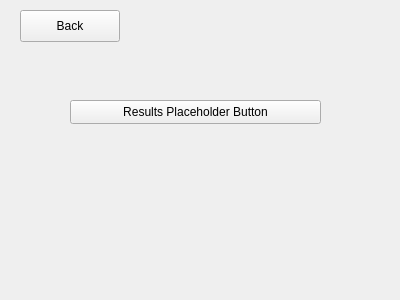
The window that A8EduApp/resultswidget.ui (University-of-Utah-CS3505/a9-edu-app-f24-00Calvin00) describes before a commit, drawn with Qt 5.
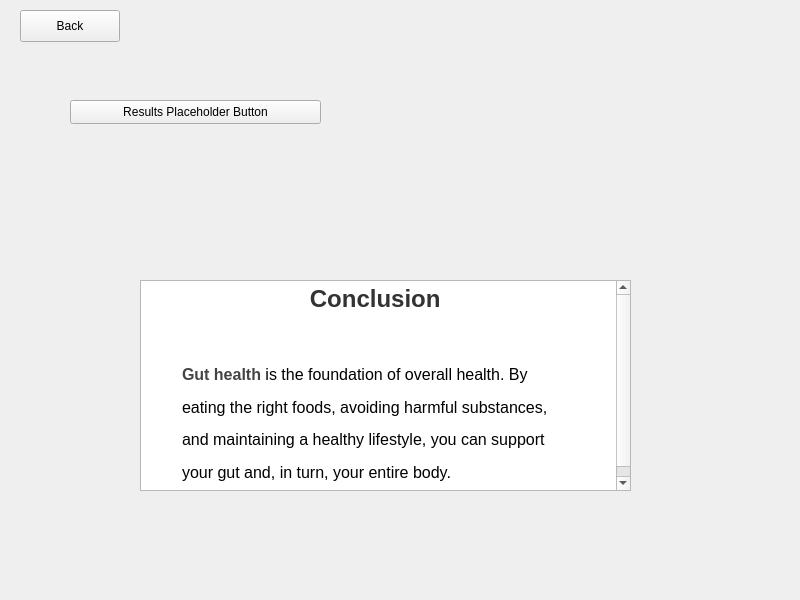
The same window after the commit.

Diff of the .ui file:
```diff
--- a/A8EduApp/resultswidget.ui
+++ b/A8EduApp/resultswidget.ui
@@ -6,8 +6,8 @@
    <rect>
     <x>0</x>
     <y>0</y>
-    <width>400</width>
-    <height>300</height>
+    <width>800</width>
+    <height>600</height>
    </rect>
   </property>
   <property name="windowTitle">
@@ -39,6 +39,27 @@
     <string>Back</string>
    </property>
   </widget>
+  <widget class="QTextBrowser" name="textBrowser">
+   <property name="geometry">
+    <rect>
+     <x>140</x>
+     <y>280</y>
+     <width>491</width>
+     <height>211</height>
+    </rect>
+   </property>
+   <property name="html">
+    <string>&lt;!DOCTYPE HTML PUBLIC &quot;-//W3C//DTD HTML 4.0//EN&quot; &quot;http://www.w3.org/TR/REC-html40/strict.dtd&quot;&gt;
+&lt;html&gt;&lt;head&gt;&lt;meta name=&quot;qrichtext&quot; content=&quot;1&quot; /&gt;&lt;meta charset=&quot;utf-8&quot; /&gt;&lt;title&gt;Conclusion&lt;/title&gt;&lt;style type=&quot;text/css&quot;&gt;
+p, li { white-space: pre-wrap; }
+hr { height: 1px; border-width: 0; }
+li.unchecked::marker { content: &quot;\2610&quot;; }
+li.checked::marker { content: &quot;\2612&quot;; }
+&lt;/style&gt;&lt;/head&gt;&lt;body style=&quot; font-family:'.AppleSystemUIFont'; font-size:13pt; font-weight:400; font-style:normal;&quot; bgcolor=&quot;#ffffff&quot;&gt;
+&lt;h1 align=&quot;center&quot; style=&quot; margin-top:40px; margin-bottom:30px; margin-left:37px; margin-right:37px; -qt-block-indent:0; text-indent:0px; line-height:180%;&quot;&gt;&lt;span style=&quot; font-family:'Times New Roman','Times','serif'; font-size:xx-large; font-weight:700; color:#333333;&quot;&gt;Conclusion&lt;/span&gt;&lt;span style=&quot; font-family:'Times New Roman','Times','serif'; font-size:xx-large; font-weight:700; color:#000000;&quot;&gt; &lt;/span&gt;&lt;/h1&gt;
+&lt;p style=&quot; margin-top:12px; margin-bottom:20px; margin-left:37px; margin-right:37px; -qt-block-indent:0; text-indent:0px; line-height:180%;&quot;&gt;&lt;span style=&quot; font-family:'Times New Roman','Times','serif'; font-size:16px; font-weight:700; color:#444444;&quot;&gt;Gut health&lt;/span&gt;&lt;span style=&quot; font-family:'Times New Roman','Times','serif'; font-size:16px; color:#000000;&quot;&gt; is the foundation of overall health. By eating the right foods, avoiding harmful substances, and maintaining a healthy lifestyle, you can support your gut and, in turn, your entire body. &lt;/span&gt;&lt;/p&gt;&lt;/body&gt;&lt;/html&gt;</string>
+   </property>
+  </widget>
  </widget>
  <resources/>
  <connections/>
```
